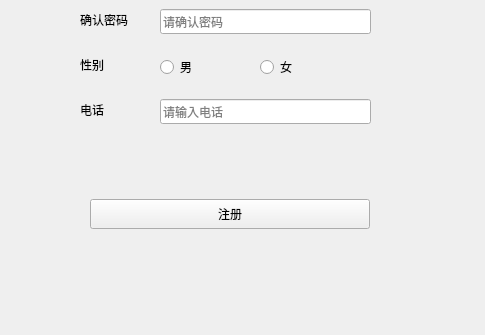
Before: the Qt Designer form SimapleActivity/register.ui in NoHearting/SimapleActivity, drawn with Qt 5; both pictures show x 0 to 485 and y 241 to 576 of the 485 by 576 pixel window.
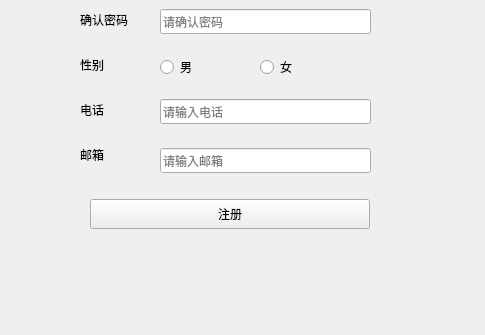
After: the same form once the commit is applied. Icons and pictures are not drawn. Custom widgets are drawn as their Qt base class.

The edit to the form file:
```diff
--- a/SimapleActivity/register.ui
+++ b/SimapleActivity/register.ui
@@ -322,6 +322,32 @@
                  <string>请输入电话</string>
                 </property>
                </widget>
+               <widget class="QLabel" name="label_9">
+                <property name="geometry">
+                 <rect>
+                  <x>60</x>
+                  <y>300</y>
+                  <width>54</width>
+                  <height>12</height>
+                 </rect>
+                </property>
+                <property name="text">
+                 <string>邮箱</string>
+                </property>
+               </widget>
+               <widget class="QLineEdit" name="lineEdit_email">
+                <property name="geometry">
+                 <rect>
+                  <x>140</x>
+                  <y>299</y>
+                  <width>211</width>
+                  <height>25</height>
+                 </rect>
+                </property>
+                <property name="placeholderText">
+                 <string>请输入邮箱</string>
+                </property>
+               </widget>
               </widget>
              </item>
             </layout>
```
